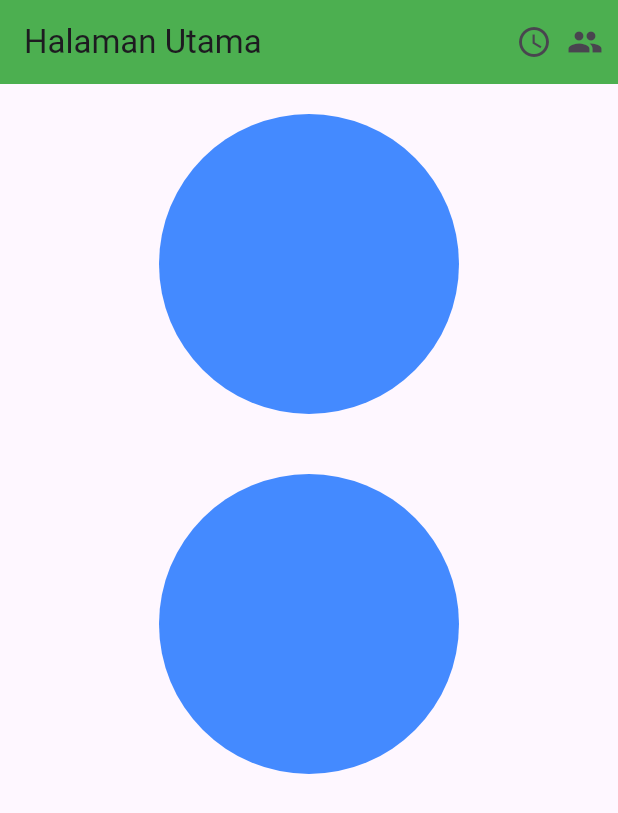
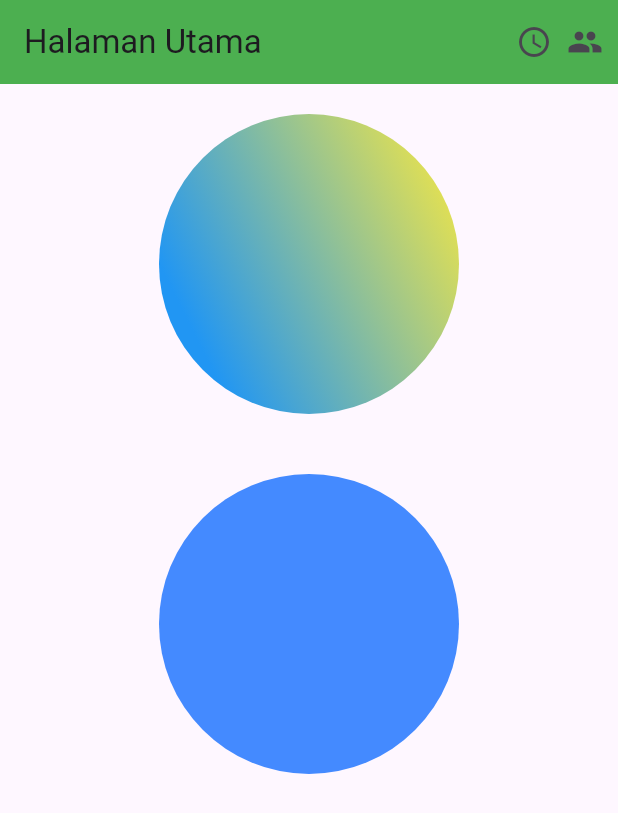
Before and after one commit to AbdulReyza/tugas_week_5_1123150072, a Flutter app: the screen it shows after launch, on a phone screen of 412 x 824 dp. Shown: the top 813 px of the screen. Run offline on Flutter 3.47's test engine with Material 3 defaults, Android fonts, the phone set to English and light mode, and no system bars.

Commit message:
tambahkan linaer gradient

```diff
--- a/lib/main.dart
+++ b/lib/main.dart
@@ -42,7 +42,15 @@ class Home extends StatelessWidget {
                     margin: EdgeInsets.all(20),
                     decoration: BoxDecoration(
                       color: Colors.blueAccent,
-                      borderRadius: BorderRadius.circular(100)
+                      borderRadius: BorderRadius.circular(100),
+                      gradient: LinearGradient(
+                        begin: Alignment.topRight,
+                        end: Alignment.centerLeft,
+                        colors: [
+                          Colors.yellow,
+                          Colors.blue
+                        ]
+                      )
                     ),
                   ),
                   Container(
```
